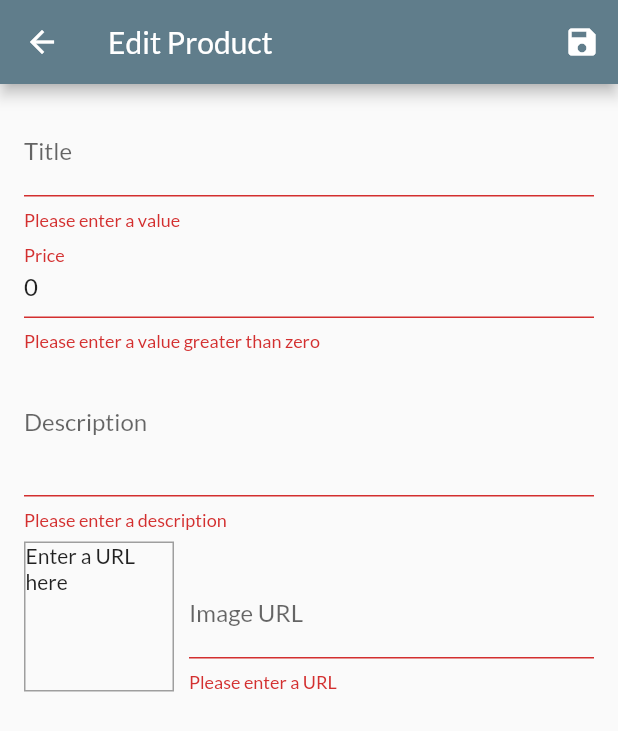
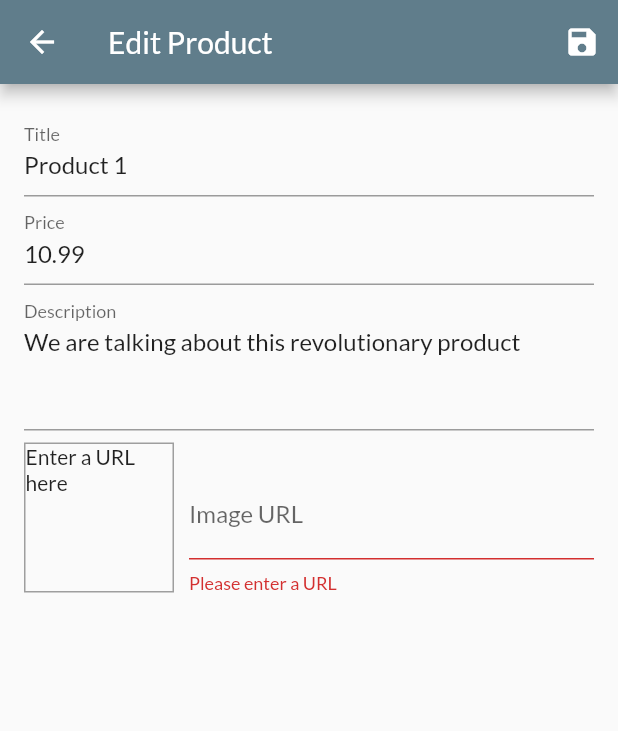
Before and after one commit to crew-guy/shop_app, a Flutter app: the EditProductsScreen screen opened by its route, after a tap on the "save" icon, on a phone screen of 412 x 824 dp. Shown: the top 731 px of the screen. Run offline on Flutter 3.47's test engine with Material 2 defaults, Android fonts, the phone set to English and light mode, and no system bars; network calls fail.

Commit message:
error dialog

```diff
--- a/lib/screens/edit_products_screen.dart
+++ b/lib/screens/edit_products_screen.dart
@@ -20,18 +20,18 @@ class _EditProductsScreenState extends State<EditProductsScreen> {
   bool _isLoading = false;
 
   Product _editedProduct = Product(
-    title: '',
-    price: 0,
-    imgUrl: "",
+    title: 'Product 1',
+    price: 10.99,
+    imgUrl: "https://www.vhv.rs/file/small/1/19698_black-box-outline-png.png",
     id: "",
-    description: "",
+    description: "We are talking about this revolutionary product",
   );
   bool _isInit = false;
   Map<String, dynamic> _initValues = {
-    'title': '',
-    'price': 0,
-    'description': "",
-    'imgUrl': '',
+    'title': 'Product 1',
+    'price': 10.99,
+    'description': "We are talking about this revolutionary product",
+    'imgUrl': 'https://www.vhv.rs/file/small/1/19698_black-box-outline-png.png',
   };
 
   @override
@@ -80,7 +80,7 @@ class _EditProductsScreenState extends State<EditProductsScreen> {
     super.dispose();
   }
 
-  void _saveForm() {
+  void _saveForm() async {
     final _isValid = _form.currentState?.validate();
     if (!_isValid!) {
       return;
@@ -95,29 +95,31 @@ class _EditProductsScreenState extends State<EditProductsScreen> {
           .updateProduct(_editedProduct.id, _editedProduct);
       Navigator.of(context).pop();
     } else {
-      Provider.of<Products>(context, listen: false)
-          .addProduct(_editedProduct)
-          .catchError((error) {
-        return showDialog(
+      try {
+        await Provider.of<Products>(context, listen: false)
+            .addProduct(_editedProduct);
+      } catch (error) {
+        print(error.toString());
+        await showDialog(
           context: context,
-          builder: (BuildContext _) => AlertDialog(
+          builder: (BuildContext ctx) => AlertDialog(
             title: Text('An error just occured !'),
-            content: Text(error.toString()),
+            content: Text(
+                'Your product was not added to the list due to an unexpected server side error'),
             actions: [
               TextButton(
-                  onPressed: () {
-                    Navigator.of(context).pop();
-                  },
-                  child: Text('Okay'))
+                onPressed: () {
+                  Navigator.of(ctx).pop();
+                },
+                child: Text('Okay'),
+              )
             ],
           ),
         );
-      }).then(
-        (_) {
-          _isLoading = false;
-          Navigator.of(context).pop();
-        },
-      );
+      } finally {
+        _isLoading = false;
+        Navigator.of(context).pop();
+      }
     }
   }
 
```
Also changed, not shown: lib/providers/products.dart (+10 -9 lines).
